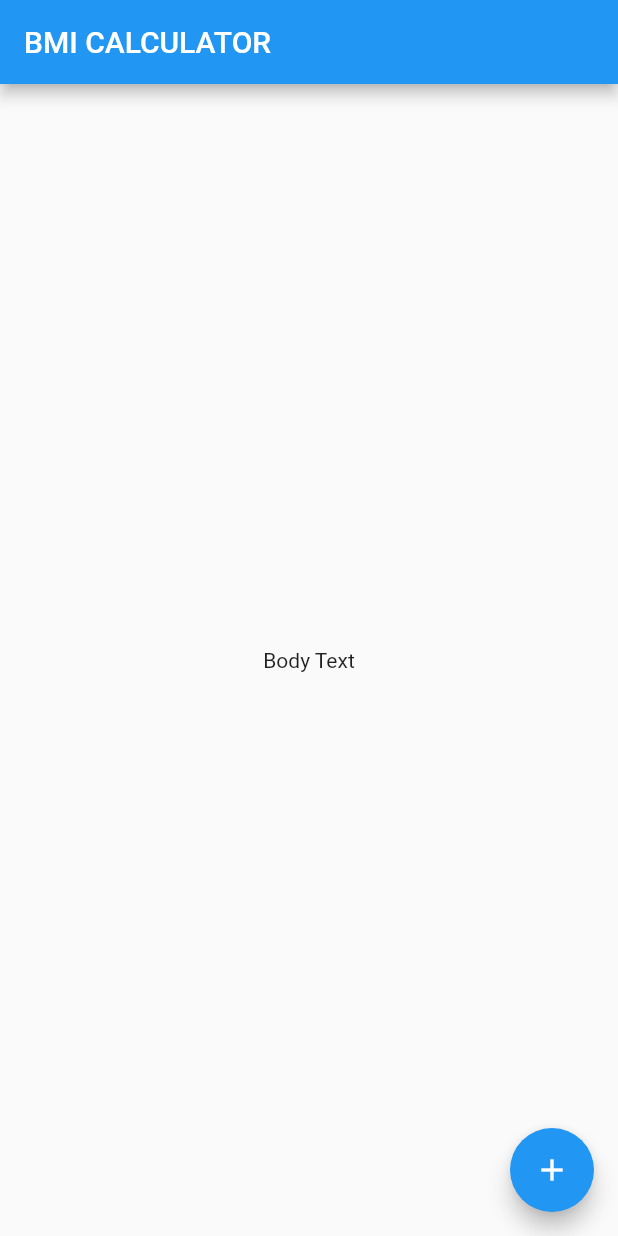
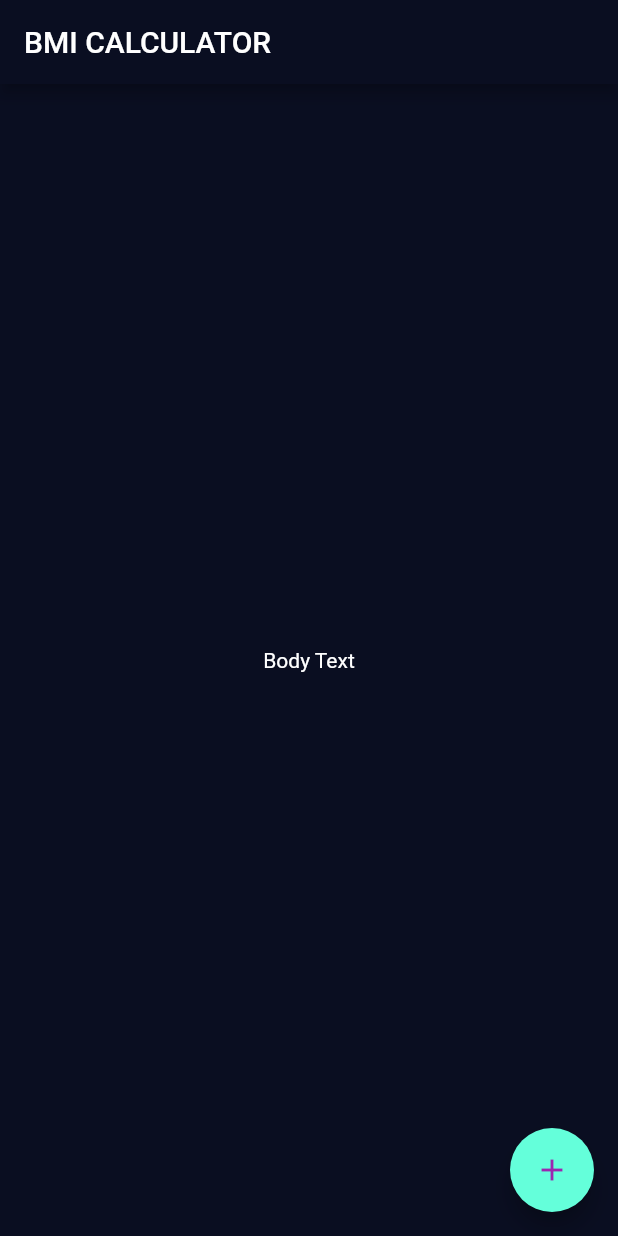
Before and after one commit to adrian61/LearnFlutter, a Flutter app: the screen it shows after launch, on a phone screen of 412 x 824 dp. Run offline on Flutter 3.47's test engine with Material 2 defaults, Android fonts, the light colour scheme and no system bars; our stand-ins replace audioplayers, rflutter_alert.

Commit message:
Added theme

```diff
--- /dev/null
+++ b/bmi-calculator-flutter-master/lib/input_page.dart
@@ -0,0 +1,24 @@
+import 'package:flutter/material.dart';
+
+class InputPage extends StatefulWidget {
+  @override
+  _InputPageState createState() => _InputPageState();
+}
+
+class _InputPageState extends State<InputPage> {
+  @override
+  Widget build(BuildContext context) {
+    return Scaffold(
+      appBar: AppBar(
+        title: Text('BMI CALCULATOR'),
+      ),
+      body: Center(
+        child: Text('Body Text'),
+      ),
+      floatingActionButton: FloatingActionButton(
+        onPressed: () {},
+        child: Icon(Icons.add),
+      ),
+    );
+  }
+}
--- a/bmi-calculator-flutter-master/lib/main.dart
+++ b/bmi-calculator-flutter-master/lib/main.dart
@@ -1,4 +1,6 @@
 import 'package:flutter/material.dart';
+
+import 'input_page.dart';
 
 void main() => runApp(BMICalculator());
 
@@ -6,29 +8,12 @@ class BMICalculator extends StatelessWidget {
   @override
   Widget build(BuildContext context) {
     return MaterialApp(
+      theme: ThemeData.dark().copyWith(
+          primaryColor: Color(0xFF0A0E21),
+          scaffoldBackgroundColor: Color(0xFF0A0E21),
+          floatingActionButtonTheme:
+              FloatingActionButtonThemeData(foregroundColor: Colors.purple)),
       home: InputPage(),
     );
   }
 }
-
-class InputPage extends StatefulWidget {
-  @override
-  _InputPageState createState() => _InputPageState();
-}
-
-class _InputPageState extends State<InputPage> {
-  @override
-  Widget build(BuildContext context) {
-    return Scaffold(
-      appBar: AppBar(
-        title: Text('BMI CALCULATOR'),
-      ),
-      body: Center(
-        child: Text('Body Text'),
-      ),
-      floatingActionButton: FloatingActionButton(
-        child: Icon(Icons.add),
-      ),
-    );
-  }
-}
```
Also changed, not shown: 1 other file.
